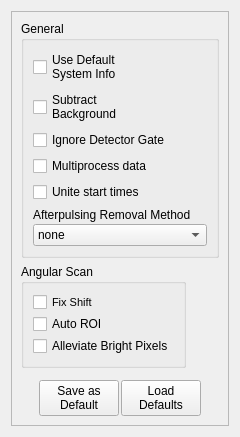
This is gui/optionswindow.ui in Th3Tr00p3r/gSTED-sFCS as Qt 5 draws it before an edit. The edited form follows.
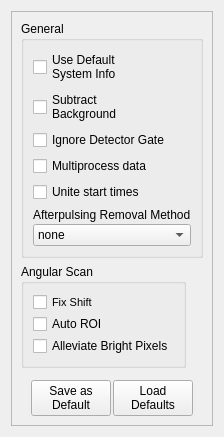
This is the edited form.

Commit message: Done with bright spot alleviation - 'longest clean segment' on the single-scan level turned out to be a dead-end - it doesn't work with the current, hard to change, way of background subtraction.

What changed in the file:
```diff
--- a/gui/optionswindow.ui
+++ b/gui/optionswindow.ui
@@ -6,8 +6,8 @@
    <rect>
     <x>0</x>
     <y>0</y>
-    <width>240</width>
-    <height>421</height>
+    <width>201</width>
+    <height>399</height>
    </rect>
   </property>
   <property name="windowTitle">
```
The commit also changes 2 other files.
